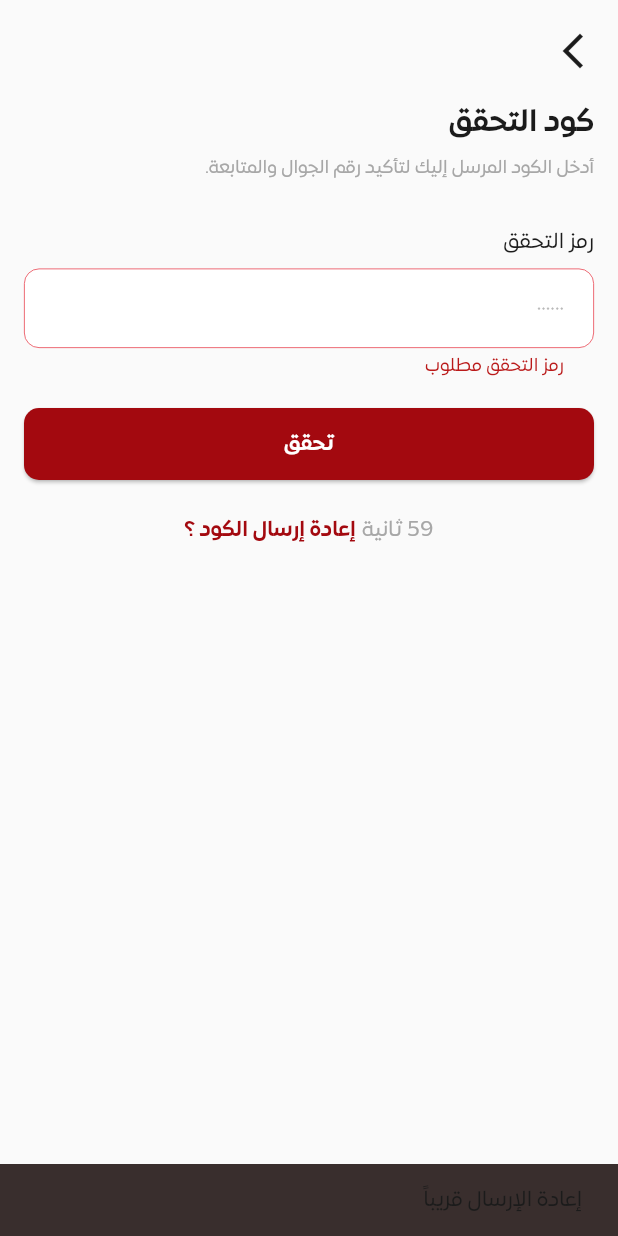
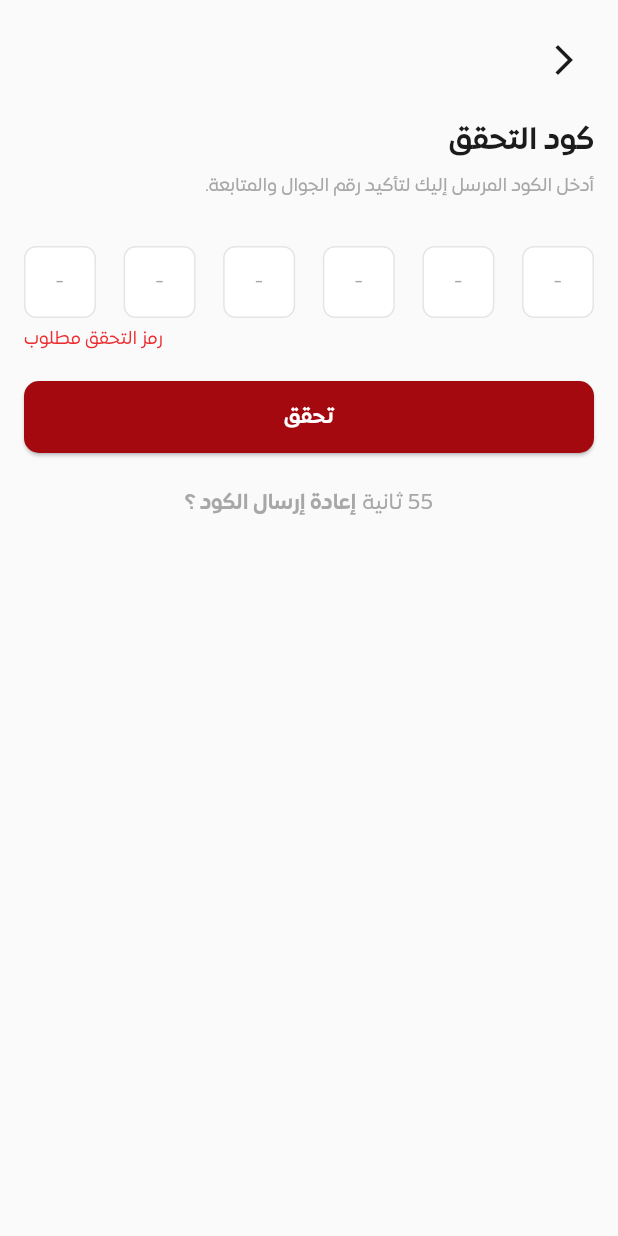
Before and after one commit to omarfaysal1111/food_user_app, a Flutter app: the OtpVerificationScreen screen opened by its route, after a tap on "تحقق", after a tap on "إعادة إرسال الكود ؟", on a phone screen of 412 x 824 dp. Run offline on Flutter 3.47's test engine with Material 3 defaults, Android fonts, the phone set to English and light mode, and no system bars; our stand-ins replace dartz, dio, equatable, flutter_bloc, flutter_svg, get_it and 1 more.

Commit message:
solve some issues in OTP screen

```diff
--- a/lib/core/theme/text_styles.dart
+++ b/lib/core/theme/text_styles.dart
@@ -203,6 +203,14 @@ class AppTextStyles {
     height: 1.3,
   );
 
+  /// Invisible text style for the OTP capture [TextField] (hidden behind boxes).
+  static const hiddenOtpInput = TextStyle(
+    fontFamily: _fontFamily,
+    fontSize: 1,
+    height: 1,
+    color: AppColors.transparent,
+  );
+
   static const timerText = TextStyle(
     fontFamily: _fontFamily,
     fontSize: 14,
--- a/lib/features/auth/presentation/pages/otp_verification_screen.dart
+++ b/lib/features/auth/presentation/pages/otp_verification_screen.dart
@@ -1,13 +1,15 @@
+import 'dart:async';
+
 import 'package:flutter/material.dart';
 import 'package:flutter/services.dart';
 import 'package:go_router/go_router.dart';
 import 'package:food_user_app/core/router/route_names.dart';
+import 'package:food_user_app/core/theme/app_colors.dart';
 import 'package:food_user_app/core/theme/text_styles.dart';
 import 'package:food_user_app/core/utils/auth_validators.dart';
 import 'package:food_user_app/features/auth/presentation/widgets/auth_back_button.dart';
 import 'package:food_user_app/features/auth/presentation/widgets/auth_primary_button.dart';
 import 'package:food_user_app/features/auth/presentation/widgets/auth_scaffold.dart';
-import 'package:food_user_app/features/auth/presentation/widgets/auth_text_field.dart';
 
 class OtpVerificationScreen extends StatefulWidget {
   const OtpVerificationScreen({super.key});
@@ -19,25 +21,98 @@ class OtpVerificationScreen extends StatefulWidget {
 class _OtpVerificationScreenState extends State<OtpVerificationScreen> {
   final _formKey = GlobalKey<FormState>();
   final _otpController = TextEditingController();
+  final _otpFocusNode = FocusNode();
+
+  Timer? _timer;
+  int _secondsRemaining = 59;
+
+  @override
+  void initState() {
+    super.initState();
+    _otpFocusNode.addListener(_onFocusChanged);
+    _startCountdown();
+  }
+
+  void _onFocusChanged() {
+    setState(() {});
+  }
 
   @override
   void dispose() {
+    _otpFocusNode.removeListener(_onFocusChanged);
+    _timer?.cancel();
     _otpController.dispose();
+    _otpFocusNode.dispose();
     super.dispose();
   }
 
+  void _startCountdown() {
+    _timer?.cancel();
+    if (!mounted) return;
+    setState(() => _secondsRemaining = 59);
+    _timer = Timer.periodic(const Duration(seconds: 1), (timer) {
+      if (!mounted) {
+        timer.cancel();
+        return;
+      }
+      setState(() {
+        if (_secondsRemaining > 0) {
+          _secondsRemaining--;
+        }
+        if (_secondsRemaining <= 0) {
+          timer.cancel();
+          _timer = null;
+        }
+      });
+    });
+  }
+
+  void _onResend() {
+    if (_secondsRemaining > 0) return;
+    _otpController.clear();
+    _formKey.currentState?.reset();
+    setState(() {});
+    _startCountdown();
+    WidgetsBinding.instance.addPostFrameCallback((_) {
+      if (mounted) _otpFocusNode.requestFocus();
+    });
+    ScaffoldMessenger.of(context).showSnackBar(
+      SnackBar(
+        content: Text(
+          'تم إرسال الكود مرة أخرى',
+          style: AppTextStyles.snackBarMessage,
+        ),
+      ),
+    );
+  }
+
   void _onVerify() {
-    FocusManager.instance.primaryFocus?.unfocus();
+    FocusScope.of(context).unfocus();
     if (!(_formKey.currentState?.validate() ?? false)) {
       return;
     }
     context.push(RouteNames.resetPassword);
   }
 
+  int get _activeBoxIndex {
+    if (!_otpFocusNode.hasFocus) return -1;
+    final len = _otpController.text.length;
+    if (len >= 6) return 5;
+    return len;
+  }
+
+  String _charAt(int index) {
+    final t = _otpController.text;
+    if (index < t.length) {
+      return t[index];
+    }
+    return '-';
+  }
+
   @override
   Widget build(BuildContext context) {
     return AuthScaffold(
-      padding: const EdgeInsets.fromLTRB(16, 20, 16, 40),
+      padding: const EdgeInsets.fromLTRB(16, 20, 16, 24),
       child: Form(
         key: _formKey,
         child: Column(
@@ -57,14 +132,83 @@ class _OtpVerificationScreenState extends State<OtpVerificationScreen> {
               style: AppTextStyles.subtitle,
             ),
             const SizedBox(height: 32),
-            AuthTextField(
-              controller: _otpController,
-              label: 'رمز التحقق',
-              hintText: '٠٠٠٠٠٠',
-              keyboardType: TextInputType.number,
-              maxLength: 6,
-              inputFormatters: [FilteringTextInputFormatter.digitsOnly],
-              validator: AuthValidators.otpSixDigits,
+            FormField<String>(
+              validator: (_) =>
+                  AuthValidators.otpSixDigits(_otpController.text),
+              builder: (fieldState) {
+                return Column(
+                  crossAxisAlignment: CrossAxisAlignment.end,
+                  children: [
+                    SizedBox(
+                      height: 48,
+                      child: Stack(
+                        clipBehavior: Clip.none,
+                        children: [
+                          Positioned.fill(
+                            child: TextField(
+                              controller: _otpController,
+                              focusNode: _otpFocusNode,
+                              keyboardType: TextInputType.number,
+                              maxLength: 6,
+                              textAlign: TextAlign.left,
+                              textInputAction: TextInputAction.done,
+                              inputFormatters: [
+                                FilteringTextInputFormatter.digitsOnly,
+                              ],
+                              style: AppTextStyles.hiddenOtpInput,
+                              showCursor: false,
+                              cursorColor: AppColors.transparent,
+                              cursorWidth: 0,
+                              decoration: const InputDecoration(
+                                border: InputBorder.none,
+                                focusedBorder: InputBorder.none,
+                                enabledBorder: InputBorder.none,
+                                filled: false,
+                                contentPadding: EdgeInsets.zero,
+                                counterText: '',
+                              ),
+                              onChanged: (value) {
+                                fieldState.didChange(value);
+                                setState(() {});
+                              },
+                              onTapOutside: (_) =>
+                                  FocusScope.of(context).unfocus(),
+                            ),
+                          ),
+                          Directionality(
+                            textDirection: TextDirection.ltr,
+                            child: Row(
+                              mainAxisAlignment:
+                                  MainAxisAlignment.spaceBetween,
+                              children: [
+                                for (var i = 0; i < 6; i++)
+                                  InkWell(
+                                    onTap: () =>
+                                        _otpFocusNode.requestFocus(),
+                                    borderRadius: BorderRadius.circular(8),
+                                    child: _OtpDigitBox(
+                                      char: _charAt(i),
+                                      active: i == _activeBoxIndex,
+                                    ),
+                                  ),
+                              ],
+                            ),
+                          ),
+                        ],
+                      ),
+                    ),
+                    if (fieldState.hasError)
+                      Padding(
+                        padding: const EdgeInsets.only(top: 6),
+                        child: Text(
+                          fieldState.errorText ?? '',
+                          textAlign: TextAlign.right,
+                          style: AppTextStyles.validationCaption,
+                        ),
+                      ),
+                  ],
+                );
+              },
             ),
             const SizedBox(height: 20),
             AuthPrimaryButton(
@@ -75,25 +219,18 @@ class _OtpVerificationScreenState extends State<OtpVerificationScreen> {
             Row(
               mainAxisAlignment: MainAxisAlignment.center,
               children: [
-                const Text(
-                  '59 ثانية',
+                Text(
+                  '$_secondsRemaining ثانية',
                   style: AppTextStyles.timerText,
                 ),
                 const SizedBox(width: 4),
                 GestureDetector(
-                  onTap: () {
-                    ScaffoldMessenger.of(context).showSnackBar(
-                      SnackBar(
-                        content: Text(
-                          'إعادة الإرسال قريباً',
-                          style: AppTextStyles.snackBarMessage,
-                        ),
-                      ),
-                    );
-                  },
-                  child: const Text(
+                  onTap: _onResend,
+                  child: Text(
                     'إعادة إرسال الكود ؟',
-                    style: AppTextStyles.linkEmphasis,
+                    style: _secondsRemaining > 0
+                        ? AppTextStyles.resendActionDisabled
+                        : AppTextStyles.linkEmphasis,
                   ),
                 ),
               ],
@@ -104,3 +241,36 @@ class _OtpVerificationScreenState extends State<OtpVerificationScreen> {
     );
   }
 }
+
+class _OtpDigitBox extends StatelessWidget {
+  const _OtpDigitBox({
+    required this.char,
+    required this.active,
+  });
+
+  final String char;
+  final bool active;
+
+  @override
+  Widget build(BuildContext context) {
+    return Container(
+      width: 48,
+      height: 48,
+      alignment: Alignment.center,
+      decoration: BoxDecoration(
+        color: AppColors.surfaceCard,
+        borderRadius: BorderRadius.circular(8),
+        border: Border.all(
+          color: active ? AppColors.otpActiveBorder : AppColors.border,
+        ),
+      ),
+      child: Text(
+        char,
+        textAlign: TextAlign.center,
+        style: active
+            ? AppTextStyles.otpDigitActive
+            : AppTextStyles.otpDigitInactive,
+      ),
+    );
+  }
+}
--- a/lib/features/auth/presentation/widgets/auth_back_button.dart
+++ b/lib/features/auth/presentation/widgets/auth_back_button.dart
@@ -10,14 +10,14 @@ class AuthBackButton extends StatelessWidget {
     return Align(
       alignment: Alignment.centerRight,
       child: SizedBox(
-        width: 28,
-        height: 28,
+        width: 40,
+        height: 40,
         child: InkWell(
           borderRadius: BorderRadius.circular(999),
           onTap: () => context.pop(),
           child: const Icon(
-            Icons.arrow_forward_ios,
-            size: 28,
+            Icons.arrow_back_ios_new,
+            size: 24,
             color: AppColors.onSurface,
           ),
         ),
```
